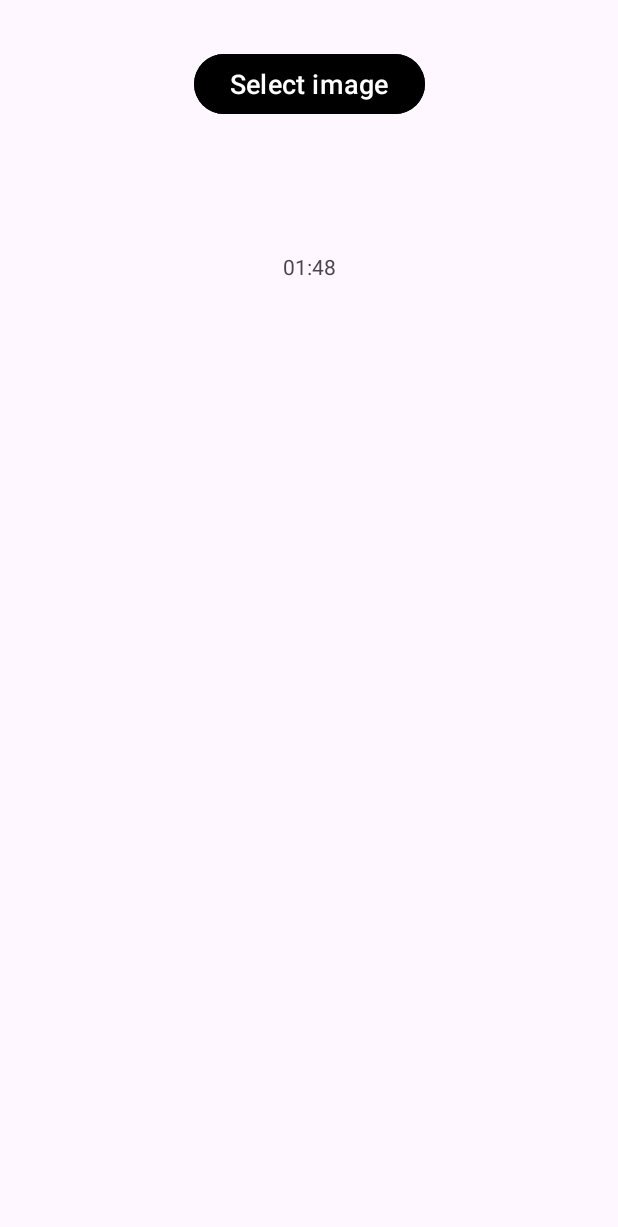
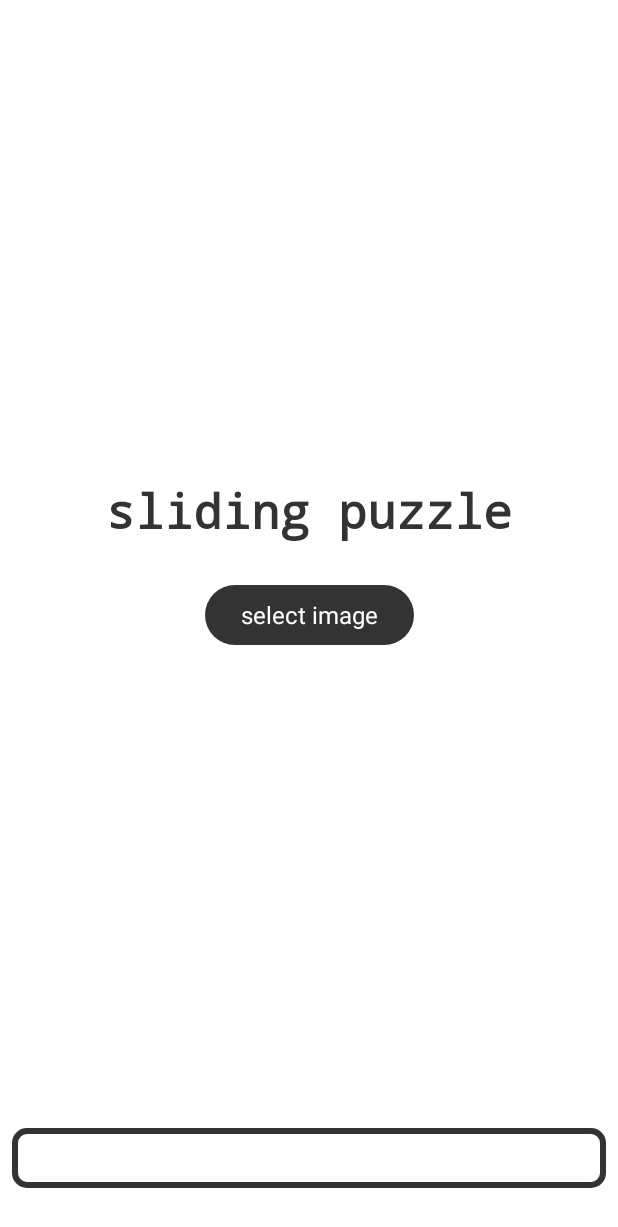
Before and after one commit to siretjorro/slidingpuzzle, an Android app: the layout fragment_puzzle.xml on its own in the app's theme, with its tools: preview values and no code run, on a phone screen of 412 x 824 dp. Shown: the top 1227 px of the screen. Run offline under Robolectric (Android 15) with nearby library versions, the phone set to English and light mode, and no system bars.

Commit message:
change design and refactor

```diff
--- a/app/src/main/java/io/github/siretjorro/slidingpuzzle/Game.kt
+++ b/app/src/main/java/io/github/siretjorro/slidingpuzzle/Game.kt
@@ -12,18 +12,19 @@ class Game(val size: Int) {
     }
 
     private fun startGame() {
-        gameState = GameState(generatePuzzle(), size, false)
+        gameState = GameState(generatePuzzle(), size)
     }
 
     private fun generatePuzzle(): MutableList<Int> {
         return (0 until size * size).toList().shuffled().toMutableList()
     }
 
-    fun move(selectedIndex: Int) {
+    fun move(selectedIndex: Int): GameState? {
         if (isMoveValid(selectedIndex)) {
             Collections.swap(gameState.state, gameState.getEmptyIndex(), selectedIndex)
-            gameState.isSolved = isSolved()
+            return gameState
         }
+        return null
     }
 
     private fun isMoveValid(index: Int): Boolean {
@@ -38,13 +39,4 @@ class Game(val size: Int) {
 
         return areAdjacentHorizontally || areAdjacentVertically
     }
-
-    private fun isSolved(): Boolean {
-        for (i in 0 until gameState.state.size - 1) {
-            if (gameState.state[i] > gameState.state[i + 1]) {
-                return false
-            }
-        }
-        return true
-    }
 }
--- a/app/src/main/java/io/github/siretjorro/slidingpuzzle/GameState.kt
+++ b/app/src/main/java/io/github/siretjorro/slidingpuzzle/GameState.kt
@@ -1,7 +1,17 @@
 package io.github.siretjorro.slidingpuzzle
 
 
-data class GameState(val state: MutableList<Int>, val size: Int, var isSolved: Boolean) {
+data class GameState(val state: MutableList<Int>, val size: Int) {
+    val isSolved: Boolean
+        get() {
+            for (i in 0 until state.size - 1) {
+                if (state[i] > state[i + 1]) {
+                    return false
+                }
+            }
+            return true
+        }
+
     fun getEmptyIndex(): Int {
         return state.indexOf(size * size - 1)
     }
--- a/app/src/main/java/io/github/siretjorro/slidingpuzzle/PuzzleFragment.kt
+++ b/app/src/main/java/io/github/siretjorro/slidingpuzzle/PuzzleFragment.kt
@@ -54,16 +54,16 @@ class PuzzleFragment : Fragment() {
 
     private fun setUpUI() {
         binding.selectImageButton.setOnClickListener { viewModel.onSelectImageClicked() }
-        binding.gridLayout.viewTreeObserver.addOnGlobalLayoutListener(
+        binding.puzzleGridLayout.viewTreeObserver.addOnGlobalLayoutListener(
             object : OnGlobalLayoutListener {
                 override fun onGlobalLayout() {
-                    val pWidth = binding.gridLayout.width
-                    val pParams: ViewGroup.LayoutParams = binding.gridLayout.layoutParams
+                    val pWidth = binding.puzzleGridLayout.width
+                    val pParams: ViewGroup.LayoutParams = binding.puzzleGridLayout.layoutParams
                     pParams.width = pWidth
                     pParams.height = pWidth
-                    binding.gridLayout.layoutParams = pParams
+                    binding.puzzleGridLayout.layoutParams = pParams
 
-                    binding.gridLayout.viewTreeObserver.removeOnGlobalLayoutListener(this);
+                    binding.puzzleGridLayout.viewTreeObserver.removeOnGlobalLayoutListener(this)
                 }
             })
     }
@@ -102,14 +102,20 @@ class PuzzleFragment : Fragment() {
 
     private fun showBoard(gameState: GameState) {
         for (i in gameState.state.indices) {
-            val imageView = binding.gridLayout.getChildAt(i) as ImageView
+            val imageView = binding.puzzleGridLayout.getChildAt(i) as ImageView
             imageView.setImageBitmap(images[gameState.state[i]])
             imageView.setOnClickListener { viewModel.onPieceClicked(i) }
         }
 
         if (!gameState.isSolved) {
-            val emptyImageView = binding.gridLayout.getChildAt(gameState.getEmptyIndex()) as ImageView
-            emptyImageView.setImageDrawable(ContextCompat.getDrawable(requireContext(), R.drawable.empty_piece))
+            val emptyImageView =
+                binding.puzzleGridLayout.getChildAt(gameState.getEmptyIndex()) as ImageView
+            emptyImageView.setImageDrawable(
+                ContextCompat.getDrawable(
+                    requireContext(),
+                    R.drawable.empty_piece
+                )
+            )
         }
     }
 }
--- a/app/src/main/java/io/github/siretjorro/slidingpuzzle/PuzzleViewModel.kt
+++ b/app/src/main/java/io/github/siretjorro/slidingpuzzle/PuzzleViewModel.kt
@@ -28,8 +28,9 @@ class PuzzleViewModel : ViewModel() {
     }
 
     fun onPieceClicked(index: Int) {
-        game.move(index)
-        _gameState.value = game.gameState
+        game.move(index)?.let { gameState ->
+            _gameState.value = gameState
+        }
     }
 
     sealed class Action {
--- a/app/src/main/res/drawable/empty_piece.xml
+++ b/app/src/main/res/drawable/empty_piece.xml
@@ -1,4 +1,4 @@
 <?xml version="1.0" encoding="utf-8"?>
 <shape xmlns:android="http://schemas.android.com/apk/res/android" android:shape="rectangle">
-    <solid android:color="#FFFFFF"/>
+    <solid android:color="@color/white"/>
 </shape>
--- /dev/null
+++ b/app/src/main/res/drawable/puzzle_background.xml
@@ -0,0 +1,5 @@
+<?xml version="1.0" encoding="utf-8"?>
+<shape xmlns:android="http://schemas.android.com/apk/res/android">
+    <stroke android:color="@color/grey" android:width="@dimen/size_4"/>
+    <corners android:radius="@dimen/size_8" />
+</shape>
--- a/app/src/main/res/layout/fragment_puzzle.xml
+++ b/app/src/main/res/layout/fragment_puzzle.xml
@@ -1,102 +1,143 @@
 <?xml version="1.0" encoding="utf-8"?>
-<androidx.constraintlayout.widget.ConstraintLayout xmlns:android="http://schemas.android.com/apk/res/android"
+
+<ScrollView xmlns:android="http://schemas.android.com/apk/res/android"
     xmlns:app="http://schemas.android.com/apk/res-auto"
     xmlns:tools="http://schemas.android.com/tools"
     android:layout_width="match_parent"
     android:layout_height="match_parent"
+    android:fillViewport="true"
     tools:context=".PuzzleFragment"
     tools:ignore="ContentDescription">
 
-    <Button
-        android:id="@+id/select_image_button"
+    <androidx.constraintlayout.widget.ConstraintLayout
+        android:layout_width="match_parent"
+        android:layout_height="wrap_content">
+
+        <androidx.constraintlayout.widget.ConstraintLayout
+            android:layout_width="match_parent"
+            android:layout_height="wrap_content"
+            android:layout_marginHorizontal="@dimen/size_8"
+            app:layout_constraintBottom_toTopOf="@id/puzzle_grid_layout"
+            app:layout_constraintTop_toTopOf="parent">
+
+            <TextView
+                android:id="@+id/title_text_view"
+                style="@style/Text.Heading1"
                 android:layout_width="wrap_content"
                 android:layout_height="wrap_content"
-        android:layout_marginTop="32dp"
-        android:backgroundTint="#000000"
-        android:text="@string/select_image"
-        android:textColor="@android:color/white"
-        android:textSize="18sp"
+                android:text="@string/puzzle_title"
                 app:layout_constraintEnd_toEndOf="parent"
                 app:layout_constraintStart_toStartOf="parent"
                 app:layout_constraintTop_toTopOf="parent" />
 
+            <Button
+                android:id="@+id/select_image_button"
+                style="@style/Button"
+                android:layout_width="wrap_content"
+                android:layout_height="wrap_content"
+                android:layout_marginTop="@dimen/size_24"
+                android:text="@string/select_image"
+                app:layout_constraintEnd_toEndOf="parent"
+                app:layout_constraintStart_toStartOf="parent"
+                app:layout_constraintTop_toBottomOf="@id/title_text_view" />
+
+            <TextView
+                android:id="@+id/timer_text_view"
+                style="@style/Text.Body18"
+                android:layout_width="wrap_content"
+                android:layout_height="wrap_content"
+                android:layout_marginTop="@dimen/size_24"
+                android:text="@string/timer"
+                android:visibility="gone"
+                app:layout_constraintEnd_toEndOf="parent"
+                app:layout_constraintStart_toStartOf="parent"
+                app:layout_constraintTop_toBottomOf="@id/select_image_button" />
+
+            <TextView
+                android:id="@+id/info_text_view"
+                style="@style/Text.Body16"
+                android:layout_width="wrap_content"
+                android:layout_height="wrap_content"
+                android:layout_marginTop="@dimen/size_16"
+                android:text="@string/info"
+                android:visibility="gone"
+                app:layout_constraintEnd_toEndOf="parent"
+                app:layout_constraintStart_toStartOf="parent"
+                app:layout_constraintTop_toBottomOf="@id/timer_text_view" />
+        </androidx.constraintlayout.widget.ConstraintLayout>
+
         <GridLayout
-        android:id="@+id/grid_layout"
+            android:id="@+id/puzzle_grid_layout"
             android:layout_width="match_parent"
-        android:layout_height="0dp"
-        android:layout_marginTop="32dp"
+            android:layout_height="@dimen/size_0"
+            android:layout_marginStart="@dimen/size_8"
+            android:layout_marginTop="@dimen/size_24"
+            android:layout_marginEnd="@dimen/size_8"
+            android:layout_marginBottom="@dimen/size_32"
+            android:background="@drawable/puzzle_background"
             android:columnCount="@integer/rows"
+            android:padding="@dimen/size_8"
             android:rowCount="@integer/rows"
             android:stretchMode="columnWidth"
             android:useDefaultMargins="true"
+            app:layout_constraintBottom_toBottomOf="parent"
             app:layout_constraintEnd_toEndOf="parent"
-        app:layout_constraintStart_toStartOf="parent"
-        app:layout_constraintTop_toBottomOf="@id/select_image_button">
+            app:layout_constraintStart_toStartOf="parent">
 
             <ImageView
-            android:layout_width="0dp"
-            android:layout_height="0dp"
+                android:layout_width="@dimen/size_0"
+                android:layout_height="@dimen/size_0"
                 android:layout_rowWeight="1"
                 android:layout_columnWeight="1" />
 
             <ImageView
-            android:layout_width="0dp"
-            android:layout_height="0dp"
+                android:layout_width="@dimen/size_0"
+                android:layout_height="@dimen/size_0"
                 android:layout_rowWeight="1"
                 android:layout_columnWeight="1" />
 
             <ImageView
-            android:layout_width="0dp"
-            android:layout_height="0dp"
+                android:layout_width="@dimen/size_0"
+                android:layout_height="@dimen/size_0"
                 android:layout_rowWeight="1"
                 android:layout_columnWeight="1" />
 
             <ImageView
-            android:layout_width="0dp"
-            android:layout_height="0dp"
+                android:layout_width="@dimen/size_0"
+                android:layout_height="@dimen/size_0"
                 android:layout_rowWeight="1"
                 android:layout_columnWeight="1" />
 
             <ImageView
-            android:layout_width="0dp"
-            android:layout_height="0dp"
+                android:layout_width="@dimen/size_0"
+                android:layout_height="@dimen/size_0"
                 android:layout_rowWeight="1"
                 android:layout_columnWeight="1" />
 
             <ImageView
-            android:layout_width="0dp"
-            android:layout_height="0dp"
+                android:layout_width="@dimen/size_0"
+                android:layout_height="@dimen/size_0"
                 android:layout_rowWeight="1"
                 android:layout_columnWeight="1" />
 
             <ImageView
-            android:layout_width="0dp"
-            android:layout_height="0dp"
+                android:layout_width="@dimen/size_0"
+                android:layout_height="@dimen/size_0"
                 android:layout_rowWeight="1"
                 android:layout_columnWeight="1" />
 
             <ImageView
-            android:layout_width="0dp"
-            android:layout_height="0dp"
+                android:layout_width="@dimen/size_0"
+                android:layout_height="@dimen/size_0"
                 android:layout_rowWeight="1"
                 android:layout_columnWeight="1" />
 
             <ImageView
-            android:layout_width="0dp"
-            android:layout_height="0dp"
+                android:layout_width="@dimen/size_0"
+                android:layout_height="@dimen/size_0"
                 android:layout_rowWeight="1"
                 android:layout_columnWeight="1" />
 
         </GridLayout>
-
-    <TextView
-        android:id="@+id/timer_text_view"
-        android:layout_width="wrap_content"
-        android:layout_height="wrap_content"
-        android:layout_marginTop="32dp"
-        app:layout_constraintTop_toBottomOf="@id/grid_layout"
-        app:layout_constraintStart_toStartOf="parent"
-        android:text="@string/timer"
-        app:layout_constraintEnd_toEndOf="parent"/>
-
     </androidx.constraintlayout.widget.ConstraintLayout>
+</ScrollView>
--- a/app/src/main/res/values/colors.xml
+++ b/app/src/main/res/values/colors.xml
@@ -1,5 +1,7 @@
 <?xml version="1.0" encoding="utf-8"?>
 <resources>
-    <color name="black">#FF000000</color>
-    <color name="white">#FFFFFFFF</color>
+    <color name="primary">@color/black</color>
+    <color name="white">#FFFFFF</color>
+    <color name="black">#000000</color>
+    <color name="grey">#333333</color>
 </resources>
--- /dev/null
+++ b/app/src/main/res/values/dimens.xml
@@ -0,0 +1,15 @@
+<?xml version="1.0" encoding="utf-8"?>
+<resources>
+    <dimen name="size_0">0dp</dimen>
+    <dimen name="size_4">4dp</dimen>
+    <dimen name="size_8">8dp</dimen>
+    <dimen name="size_16">16dp</dimen>
+    <dimen name="size_24">24dp</dimen>
+    <dimen name="size_32">32dp</dimen>
+
+    <dimen name="text_16">16sp</dimen>
+    <dimen name="text_18">18sp</dimen>
+    <dimen name="text_24">24sp</dimen>
+    <dimen name="text_32">32sp</dimen>
+    <dimen name="text_48">48sp</dimen>
+</resources>
--- a/app/src/main/res/values/strings.xml
+++ b/app/src/main/res/values/strings.xml
@@ -1,6 +1,7 @@
 <resources>
     <string name="app_name">SlidingPuzzle</string>
-    <!-- TODO: Remove or change this placeholder text -->
-    <string name="select_image">Select image</string>
-    <string name="timer">01:48</string>
+    <string name="puzzle_title">sliding puzzle</string>
+    <string name="select_image">select image</string>
+    <string name="timer">⏱️ %s</string>
+    <string name="info">puzzle solved! select another image to start a new game</string>
 </resources>
--- /dev/null
+++ b/app/src/main/res/values/styles.xml
@@ -0,0 +1,52 @@
+<?xml version="1.0" encoding="utf-8"?>
+<resources xmlns:tools="http://schemas.android.com/tools">
+    <style name="Text" parent="">
+        <!-- Base text styles with fonts, etc.-->
+        <!-- Add custom Text styles as neede. For example Text.Body.16 or Text.Title, Text.Subtitle.-->
+        <item name="android:textColor">@color/grey</item>
+        <item name="android:fontFamily">sans-serif</item>
+        <item name="android:textAlignment">center</item>
+        <!-- <item name="fontFamily">@font/graphik_regular</item>-->
+        <!-- <item name="android:lineHeight" tools:targetApi="p">@dimen/size_20</item>-->
+        <!-- <item name="lineHeight">@dimen/size_20</item>-->
+    </style>
+
+    <style name="Text.Heading1">
+        <item name="android:textSize">@dimen/text_32</item>
+        <item name="android:textStyle">bold</item>
+        <item name="android:fontFamily">monospace</item>
+        <item name="lineHeight">@dimen/text_48</item>
+    </style>
+
+    <style name="Text.Body16">
+        <item name="android:textSize">@dimen/text_16</item>
+        <item name="lineHeight">@dimen/text_24</item>
+    </style>
+
+    <style name="Text.Body18">
+        <item name="android:textSize">@dimen/text_18</item>
+        <item name="lineHeight">@dimen/text_24</item>
+    </style>
+
+    <style name="Text.Button">
+        <item name="android:textAllCaps">false</item>
+        <item name="android:textSize">@dimen/text_16</item>
+        <item name="android:textColor">@color/white</item>
+    </style>
+
+    <style name="Button">
+        <item name="android:textAppearance">@style/Text.Button</item>
+        <item name="android:elevation">0dp</item>
+        <item name="elevation">0dp</item>
+        <item name="shapeAppearance">@style/ShapeAppearance.Button</item>
+        <item name="backgroundTint">@color/grey</item>
+
+        <!-- weird hack to force textColor defined in textAppearance -->
+        <item name="android:textColor">@null</item>
+    </style>
+
+    <style name="ShapeAppearance.Button" parent="">
+        <item name="cornerFamily">rounded</item>
+        <item name="cornerSize">@dimen/size_24</item>
+    </style>
+</resources>
--- a/app/src/main/res/values/themes.xml
+++ b/app/src/main/res/values/themes.xml
@@ -2,7 +2,8 @@
     <!-- Base application theme. -->
     <style name="Base.Theme.SlidingPuzzle" parent="Theme.Material3.DayNight.NoActionBar">
         <!-- Customize your light theme here. -->
-        <!-- <item name="colorPrimary">@color/my_light_primary</item> -->
+         <item name="colorPrimary">@color/primary</item>
+         <item name="android:background">@color/white</item>
     </style>
 
     <style name="Theme.SlidingPuzzle" parent="Base.Theme.SlidingPuzzle" />
```
Lines whose indentation alone changed are shown as unchanged.
